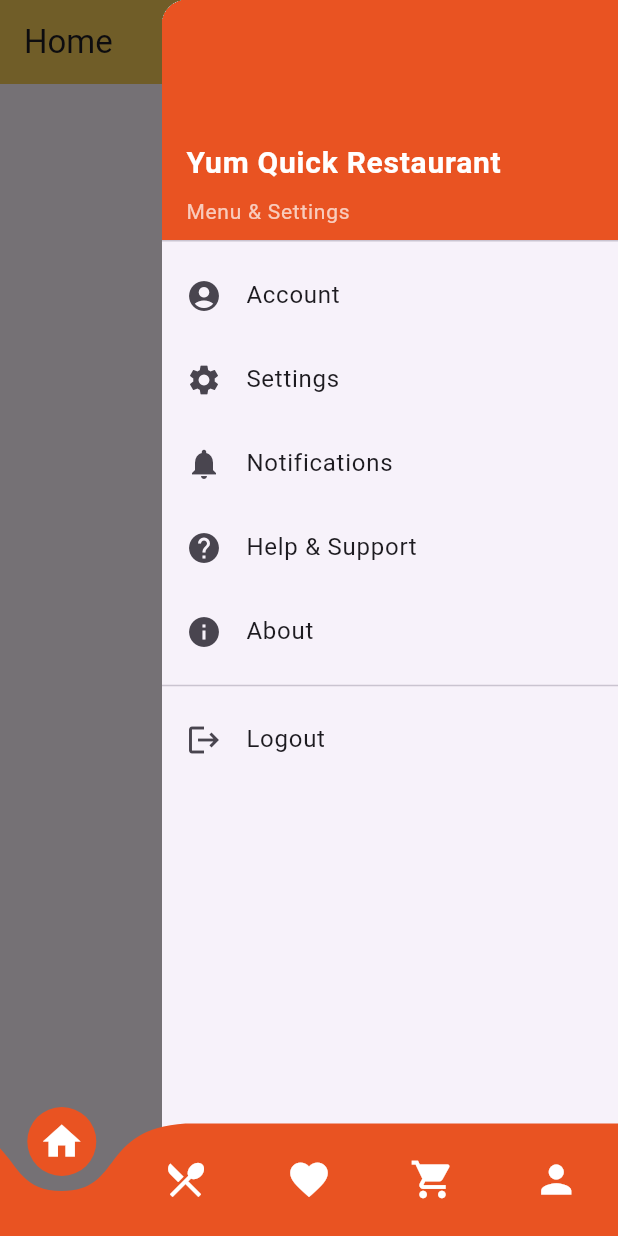
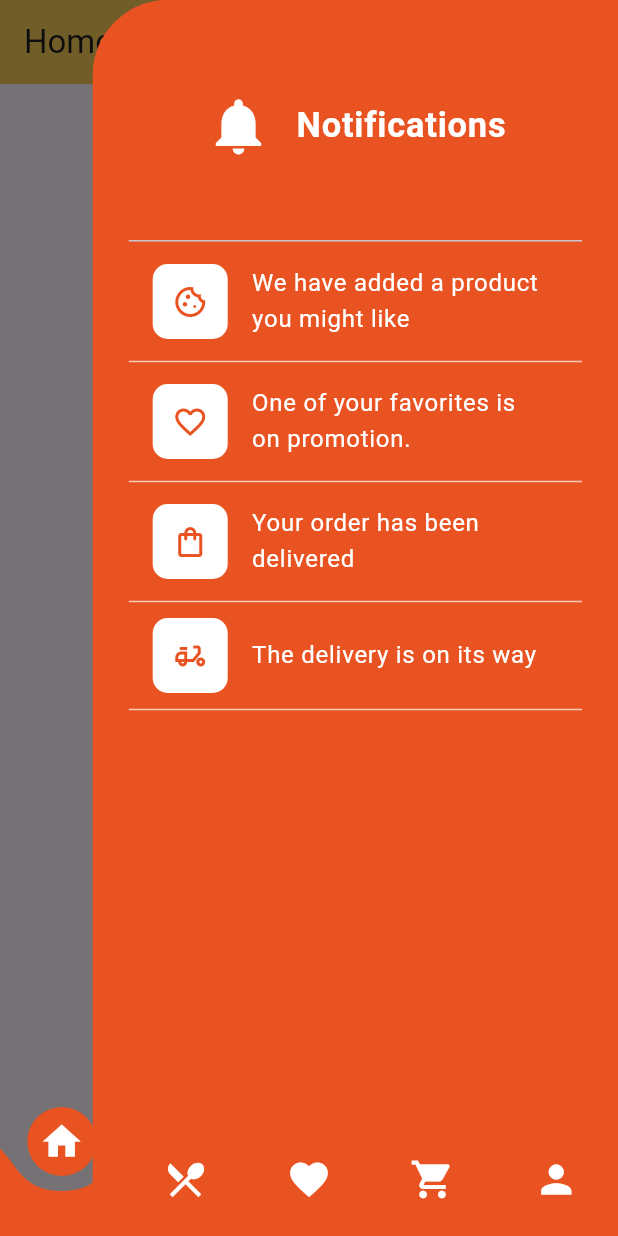
Before and after one commit to asaduzzaman-ashik3/yum-quick-restaurant, a Flutter app: the screen it shows after launch, with the side drawer open, on a phone screen of 412 x 824 dp. Run offline on Flutter 3.47's test engine with Material 3 defaults, Android fonts, the phone set to English and light mode, and no system bars; drawn by our look-alikes of curved_navigation_bar.

Commit message:
end drawer design add

```diff
--- a/lib/src/navigation/end_drawer.dart
+++ b/lib/src/navigation/end_drawer.dart
@@ -5,84 +5,88 @@ class EndDrawer extends StatelessWidget {
 
   @override
   Widget build(BuildContext context) {
+    final List<Map<String, dynamic>> drawerNavigation = const [
+      {
+        'icon': Icons.cookie_outlined,
+        'text': 'We have added a product you might like',
+      },
+      {
+        'icon': Icons.favorite_border,
+        'text': 'One of your favorites is on promotion.',
+      },
+      {
+        'icon': Icons.shopping_bag_outlined,
+        'text': 'Your order has been delivered',
+      },
+      {
+        'icon': Icons.delivery_dining_outlined,
+        'text': 'The delivery is on its way',
+      },
+    ];
+
     return Drawer(
+      backgroundColor: const Color(0xFFE95322),
+      shape: const RoundedRectangleBorder(
+        borderRadius: BorderRadius.only(topLeft: Radius.circular(50)),
+      ),
+      width: MediaQuery.of(context).size.width * 0.85,
       child: ListView(
-        padding: EdgeInsets.zero,
+        padding: const EdgeInsets.symmetric(horizontal: 24),
         children: [
-          DrawerHeader(
-            decoration: BoxDecoration(
-              color: Color(0xFFE95322),
-            ),
-            child: Column(
-              crossAxisAlignment: CrossAxisAlignment.start,
-              mainAxisAlignment: MainAxisAlignment.end,
+          const DrawerHeader(
+            decoration: BoxDecoration(color: Color(0xFFE95322)),
+            child: Align(
+              alignment: Alignment.center,
+              child: Row(
+                spacing: 16,
+                mainAxisAlignment: MainAxisAlignment.center,
                 children: [
+                  Icon(Icons.notifications, color: Colors.white, size: 45),
                   Text(
-                  'Yum Quick Restaurant',
+                    "Notifications",
                     style: TextStyle(
+                      fontSize: 23,
+                      fontWeight: FontWeight.bold,
                       color: Colors.white,
-                    fontSize: 20,
-                    fontWeight: FontWeight.bold,
-                  ),
-                ),
-                SizedBox(height: 8),
-                Text(
-                  'Menu & Settings',
-                  style: TextStyle(
-                    color: Colors.white70,
-                    fontSize: 14,
                     ),
                   ),
                 ],
               ),
             ),
+          ),
+
+          ListView.builder(
+            shrinkWrap: true,
+            physics: const NeverScrollableScrollPhysics(),
+            itemCount: drawerNavigation.length,
+            itemBuilder: (context, index) {
+              final item = drawerNavigation[index];
+              return Column(
+                children: [
                   ListTile(
-            leading: Icon(Icons.account_circle),
-            title: Text('Account'),
+                    leading: Container(
+                      width: 50,
+                      height: 50,
+                      decoration: BoxDecoration(
+                        borderRadius: BorderRadius.circular(10),
+                        color: Colors.white,
+                      ),
+                      child: Icon(
+                        item['icon'],
+                        color: const Color(0xFFE95322),
+                      ),
+                    ),
+                    title: Text(
+                      item['text'],
+                      style: const TextStyle(color: Colors.white),
+                    ),
                     onTap: () {
                       Navigator.pop(context);
-              // Navigate to profile or account page
                     },
                   ),
-          ListTile(
-            leading: Icon(Icons.settings),
-            title: Text('Settings'),
-            onTap: () {
-              Navigator.pop(context);
-              // Navigate to settings page
-            },
-          ),
-          ListTile(
-            leading: Icon(Icons.notifications),
-            title: Text('Notifications'),
-            onTap: () {
-              Navigator.pop(context);
-              // Handle notifications
-            },
-          ),
-          ListTile(
-            leading: Icon(Icons.help),
-            title: Text('Help & Support'),
-            onTap: () {
-              Navigator.pop(context);
-              // Handle help and support
-            },
-          ),
-          ListTile(
-            leading: Icon(Icons.info),
-            title: Text('About'),
-            onTap: () {
-              Navigator.pop(context);
-              // Handle about page
-            },
-          ),
-          Divider(),
-          ListTile(
-            leading: Icon(Icons.logout),
-            title: Text('Logout'),
-            onTap: () {
-              Navigator.pop(context);
-              // Handle logout
+                  const Divider(color: Colors.white70),
+                ],
+              );
             },
           ),
         ],
```
Lines whose indentation alone changed are shown as unchanged.
